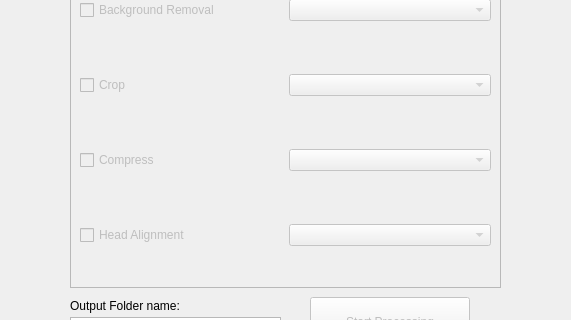
The window that form.ui (frogstarbop/BatchOps) describes before a commit, drawn with Qt 5; both pictures show x 320 to 891 and y 313 to 633 of the 1220 by 770 pixel window.
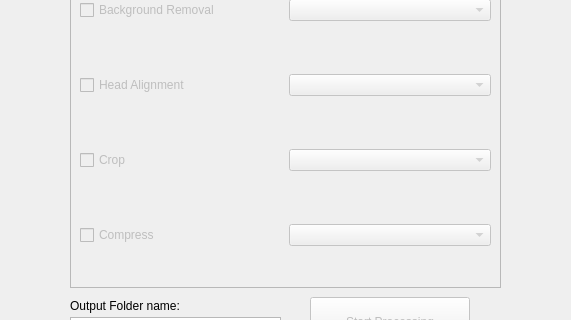
The same window after the commit. Icons and pictures are not drawn.

Commit message: Reorder UI based on processor ordering #2

```diff
--- a/form.ui
+++ b/form.ui
@@ -144,6 +144,40 @@
        </property>
       </spacer>
      </item>
+     <item>
+      <layout class="QHBoxLayout" name="layoutAlign">
+       <item>
+        <widget class="QCheckBox" name="checkAlign">
+         <property name="text">
+          <string>Head Alignment</string>
+         </property>
+        </widget>
+       </item>
+       <item>
+        <widget class="QComboBox" name="presetsAlign">
+         <property name="enabled">
+          <bool>false</bool>
+         </property>
+        </widget>
+       </item>
+      </layout>
+     </item>
+     <item>
+      <spacer name="verticalSpacer_2">
+       <property name="orientation">
+        <enum>Qt::Orientation::Vertical</enum>
+       </property>
+       <property name="sizeType">
+        <enum>QSizePolicy::Policy::Fixed</enum>
+       </property>
+       <property name="sizeHint" stdset="0">
+        <size>
+         <width>20</width>
+         <height>15</height>
+        </size>
+       </property>
+      </spacer>
+     </item>
      <item>
       <layout class="QHBoxLayout" name="layoutCrop">
        <item>
@@ -196,40 +230,6 @@
        </item>
       </layout>
      </item>
-     <item>
-      <spacer name="verticalSpacer_3">
-       <property name="orientation">
-        <enum>Qt::Orientation::Vertical</enum>
-       </property>
-       <property name="sizeType">
-        <enum>QSizePolicy::Policy::Fixed</enum>
-       </property>
-       <property name="sizeHint" stdset="0">
-        <size>
-         <width>20</width>
-         <height>15</height>
-        </size>
-       </property>
-      </spacer>
-     </item>
-     <item>
-      <layout class="QHBoxLayout" name="layoutAlign">
-       <item>
-        <widget class="QCheckBox" name="checkAlign">
-         <property name="text">
-          <string>Head Alignment</string>
-         </property>
-        </widget>
-       </item>
-       <item>
-        <widget class="QComboBox" name="presetsAlign">
-         <property name="enabled">
-          <bool>false</bool>
-         </property>
-        </widget>
-       </item>
-      </layout>
-     </item>
     </layout>
    </widget>
   </widget>
```
Left out of the diff: 2 changed lines with no effect on the pictures.
